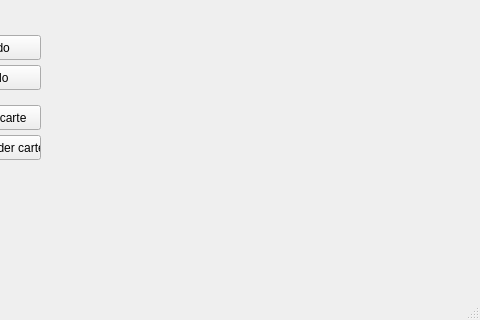
First picture: the form in mainwindow.ui, repository LeaSerrano/Leatina-generation-terrain, before the edit; both pictures show x 388 to 868 and y 415 to 735 of the 868 by 735 pixel window.
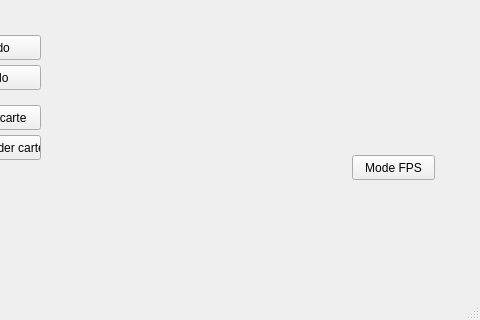
Second picture: the form after the edit.

Patch:
```diff
--- a/mainwindow.ui
+++ b/mainwindow.ui
@@ -154,6 +154,19 @@
      <string>ouvrir carte</string>
     </property>
    </widget>
+   <widget class="QPushButton" name="pushButton_mode_FPS">
+    <property name="geometry">
+     <rect>
+      <x>740</x>
+      <y>570</y>
+      <width>83</width>
+      <height>25</height>
+     </rect>
+    </property>
+    <property name="text">
+     <string>Mode FPS</string>
+    </property>
+   </widget>
   </widget>
   <widget class="QMenuBar" name="menubar">
    <property name="geometry">
```
